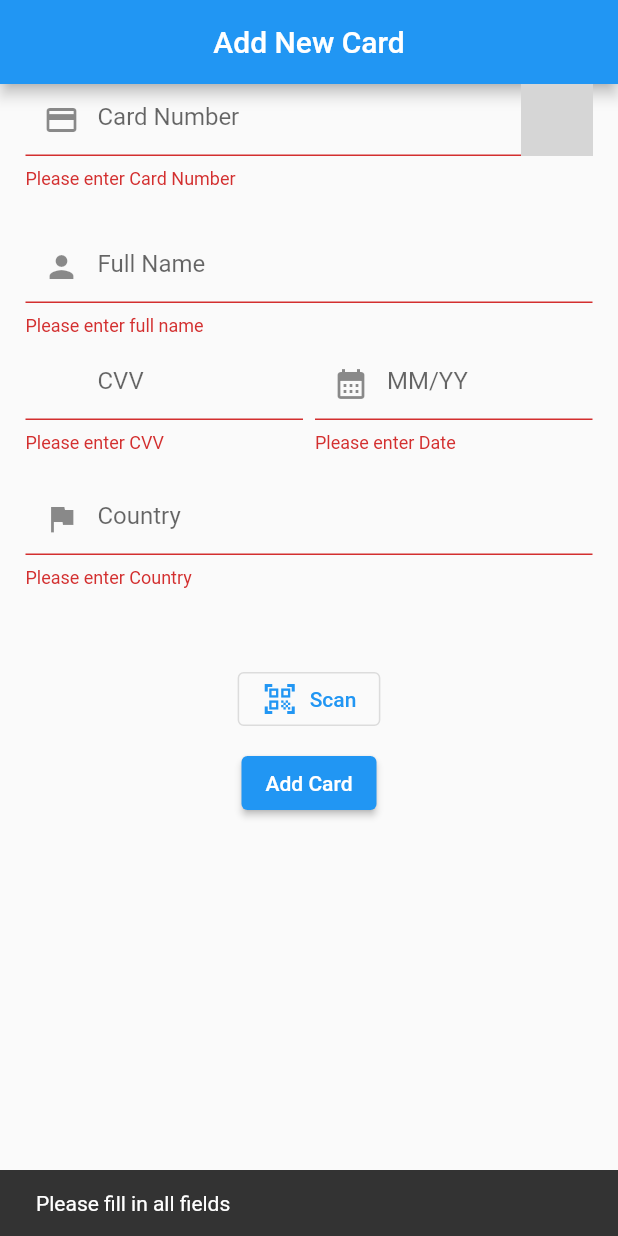
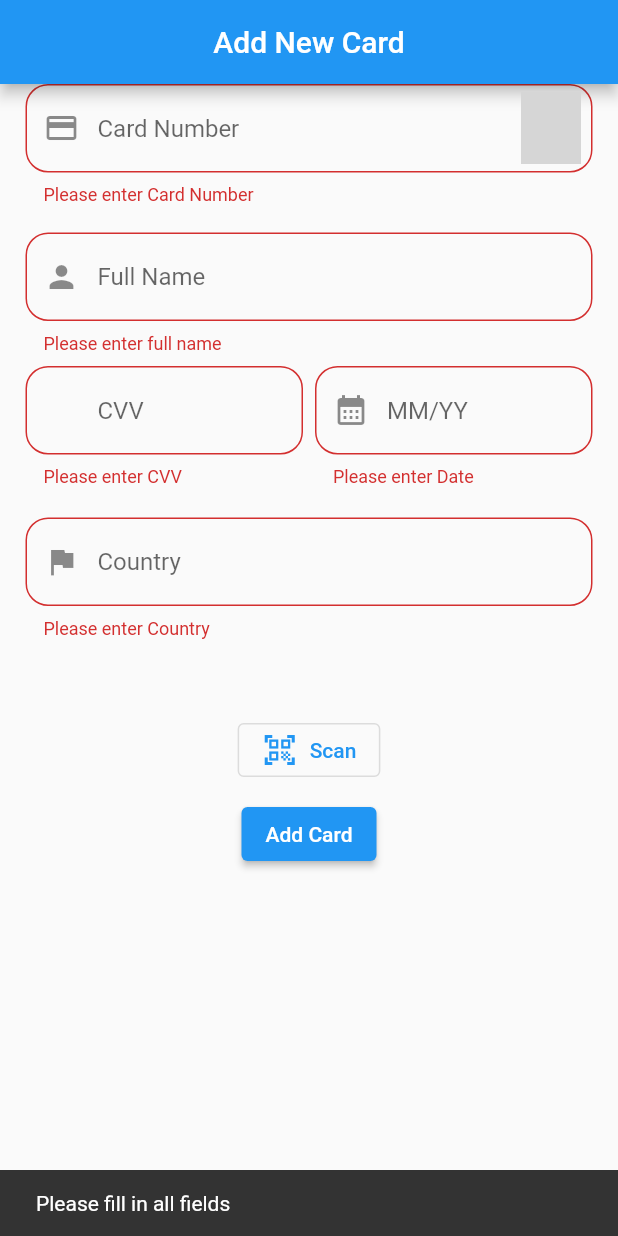
Before and after one commit to jstellen/Card-Pay, a Flutter app: the screen it shows after launch, after a tap on "Add Card", on a phone screen of 412 x 824 dp. Run offline on Flutter 3.47's test engine with Material 2 defaults, Android fonts, the light colour scheme and no system bars; our stand-ins replace image_picker; grey boxes are pictures that could not be loaded.

Commit message:
90% complete

```diff
--- a/lib/home.dart
+++ b/lib/home.dart
@@ -16,9 +16,9 @@ class _MyHomePageState extends State<MyHomePage> {
   ImagePicker picker = ImagePicker();
   File? imageFile;
 
-  final String _cardType = '';
+  String _cardType = '';
   List<CardDetails> cards = [];
-
+  List<String> bannedCountries = ['Iran', 'North Korea', 'Sudan', 'Syria'];
   final _formKey = GlobalKey<FormState>();
   final TextEditingController _cardNumberController = TextEditingController();
   final TextEditingController _fullNameController = TextEditingController();
@@ -34,7 +34,7 @@ class _MyHomePageState extends State<MyHomePage> {
     _countryController.clear();
   }
 
-    @override
+  @override
   void initState() {
     super.initState();
   }
@@ -61,7 +61,7 @@ class _MyHomePageState extends State<MyHomePage> {
     final ThemeData theme = Theme.of(context);
 
     return Scaffold(
-      appBar:  AppBar(
+      appBar: AppBar(
         title: Text(widget.title),
         backgroundColor: theme.primaryColor,
         centerTitle: true,
@@ -84,13 +84,23 @@ class _MyHomePageState extends State<MyHomePage> {
                         CardInputFormatter(),
                       ],
                       decoration: InputDecoration(
+                        border: OutlineInputBorder(
+                          borderRadius: BorderRadius.circular(15),
+                          borderSide: BorderSide(
+                            width: 1,
+                            color: Colors.grey.shade400,
+                          ),
+                        ),
                         hintText: "Card Number",
                         prefixIcon: const Icon(Icons.credit_card),
-                        suffixIcon: getCardTypeIcon(_cardType),
+                        suffixIcon: Padding(
+                          padding: const EdgeInsets.only(right: 8.0),
+                          child: getCardTypeIcon(_cardType),
+                        ),
                       ),
                       onChanged: (value) {
                         setState(() {
-                          getCardType(value);
+                          _cardType = getCardType(value);
                         });
                       },
                       validator: (value) {
@@ -101,15 +111,22 @@ class _MyHomePageState extends State<MyHomePage> {
                       },
                     ),
                     const SizedBox(
-                      height: 20,
+                      height: 10,
                     ),
                     Padding(
                       padding: const EdgeInsets.symmetric(vertical: 8.0),
                       child: TextFormField(
                         controller: _fullNameController,
-                        decoration: const InputDecoration(
+                        decoration: InputDecoration(
+                            border: OutlineInputBorder(
+                              borderRadius: BorderRadius.circular(15),
+                              borderSide: BorderSide(
+                                width: 1,
+                                color: Colors.grey.shade400,
+                              ),
+                            ),
                             hintText: "Full Name",
-                            prefixIcon: Icon(Icons.person)),
+                            prefixIcon: const Icon(Icons.person)),
                         validator: (value) {
                           if (value == null || value.isEmpty) {
                             return 'Please enter full name';
@@ -126,11 +143,18 @@ class _MyHomePageState extends State<MyHomePage> {
                             keyboardType: TextInputType.number,
                             inputFormatters: [
                               FilteringTextInputFormatter.digitsOnly,
-                              LengthLimitingTextInputFormatter(3),
+                              LengthLimitingTextInputFormatter(4),
                             ],
-                            decoration: const InputDecoration(
+                            decoration: InputDecoration(
+                              border: OutlineInputBorder(
+                                borderRadius: BorderRadius.circular(15),
+                                borderSide: BorderSide(
+                                  width: 1,
+                                  color: Colors.grey.shade400,
+                                ),
+                              ),
                               hintText: "CVV",
-                              prefixIcon: Padding(
+                              prefixIcon: const Padding(
                                   padding: EdgeInsets.symmetric(vertical: 10)),
                             ),
                             validator: (value) {
@@ -151,10 +175,18 @@ class _MyHomePageState extends State<MyHomePage> {
                             inputFormatters: [
                               FilteringTextInputFormatter.digitsOnly,
                               LengthLimitingTextInputFormatter(4),
+                              CardMonthInputFormatter()
                             ],
-                            decoration: const InputDecoration(
+                            decoration: InputDecoration(
+                              border: OutlineInputBorder(
+                                borderRadius: BorderRadius.circular(15),
+                                borderSide: BorderSide(
+                                  width: 1,
+                                  color: Colors.grey.shade400,
+                                ),
+                              ),
                               hintText: "MM/YY",
-                              prefixIcon: Icon(Icons.calendar_month),
+                              prefixIcon: const Icon(Icons.calendar_month),
                             ),
                             validator: (value) {
                               if (value == null || value.isEmpty) {
@@ -171,11 +203,23 @@ class _MyHomePageState extends State<MyHomePage> {
                     ),
                     TextFormField(
                       controller: _countryController,
-                      decoration: const InputDecoration(
+                      decoration: InputDecoration(
+                        border: OutlineInputBorder(
+                          borderRadius: BorderRadius.circular(15),
+                          borderSide: BorderSide(
+                            width: 1,
+                            color: Colors.grey.shade400,
+                          ),
+                        ),
                         hintText: "Country",
-                        prefixIcon: Icon(Icons.flag),
+                        prefixIcon: const Icon(Icons.flag),
                       ),
                       validator: (value) {
+
+                        String? lowercaseValue = value?.toLowerCase();
+                        if (bannedCountries.map((country) => country.toLowerCase()).contains(lowercaseValue)) {
+                            return 'Sorry, $value is a banned country.';
+                        }
                         if (value == null || value.isEmpty) {
                           return 'Please enter Country';
                         }
@@ -240,7 +284,7 @@ class _MyHomePageState extends State<MyHomePage> {
                     return Card(
                       child: ListTile(
                         leading: const Icon(Icons.credit_card),
-                        title: Text(card.cardNumber),
+                        title: Text('${card.cardNumber} ($_cardType)'),
                         subtitle:
                             Text('${card.fullName} (${card.issuingCountry})'),
                         trailing: ElevatedButton(
--- a/lib/utils/card_utils.dart
+++ b/lib/utils/card_utils.dart
@@ -16,7 +16,31 @@ class CardDetails {
     required this.issuingCountry,
 
   });
+
 }
+
+class CardMonthInputFormatter extends TextInputFormatter {
+  @override
+  TextEditingValue formatEditUpdate(
+    TextEditingValue oldValue, TextEditingValue newValue) {
+    String newText = newValue.text;
+    if (newText.length == 4 && !newText.contains('/')) {
+      newText = '${newText.substring(0, 2)}/${newText.substring(2)}';
+    }
+    if (newText.length == 2 && !newText.contains('/')) {
+      newText = '${newText.substring(0, 2)}/';
+    }
+    if (newText.length > 5) {
+      newText = newText.substring(0, 5);
+    }
+    return TextEditingValue(
+      text: newText,
+      selection: TextSelection.collapsed(offset: newText.length),
+    );
+  }
+}
+
+
 
 class CardInputFormatter extends TextInputFormatter {
   @override
@@ -52,7 +76,7 @@ class CardInputFormatter extends TextInputFormatter {
     // Check for American Express or Discover
     if (cardNumber.length >= 2 && (cardNumber.startsWith('34') || cardNumber.startsWith('37'))) {
       return 'American Express';
-    } else if (cardNumber.length >= 3 && cardNumber.startsWith('6011')) {
+    } else if (cardNumber.startsWith('6')) {
       return 'Discover';
     }
   }
@@ -63,28 +87,28 @@ Widget getCardTypeIcon(String cardType) {
     case 'Visa':
       return const Image(
         image: AssetImage('/home/jean-jaque/Personal/Rank-Assessement/assets/images/visa.png'),
-        width: 10,
-        height: 10,
+        width: 20,
+        height: 20,
       );
     case 'Mastercard':
       return const Image(
         image: AssetImage('/home/jean-jaque/Personal/Rank-Assessement/assets/images/mastercard.png'),
-        width: 10,
-        height: 10,      );
+        width: 20,
+        height: 20,      );
     case 'American Express':
       return const Image(
         image: AssetImage('/home/jean-jaque/Personal/Rank-Assessement/assets/images/american_express.png'),
-        width: 10,
-        height: 10,      );
+        width: 20,
+        height: 20,      );
     case 'Discover':
       return const Image(
         image : AssetImage('/home/jean-jaque/Personal/Rank-Assessement/assets/images/discover.png'),
-        width: 10,
-        height: 10,      );
+        width: 20,
+        height: 20,      );
     default:
       return const Image(
         image: AssetImage('/home/jean-jaque/Personal/Rank-Assessement/assets/images/visa.png'),
-        width: 10,
-        height: 10,      );
+        width: 20,
+        height: 20,      );
   }
 }
```
Also changed, not shown: 11 other files.
